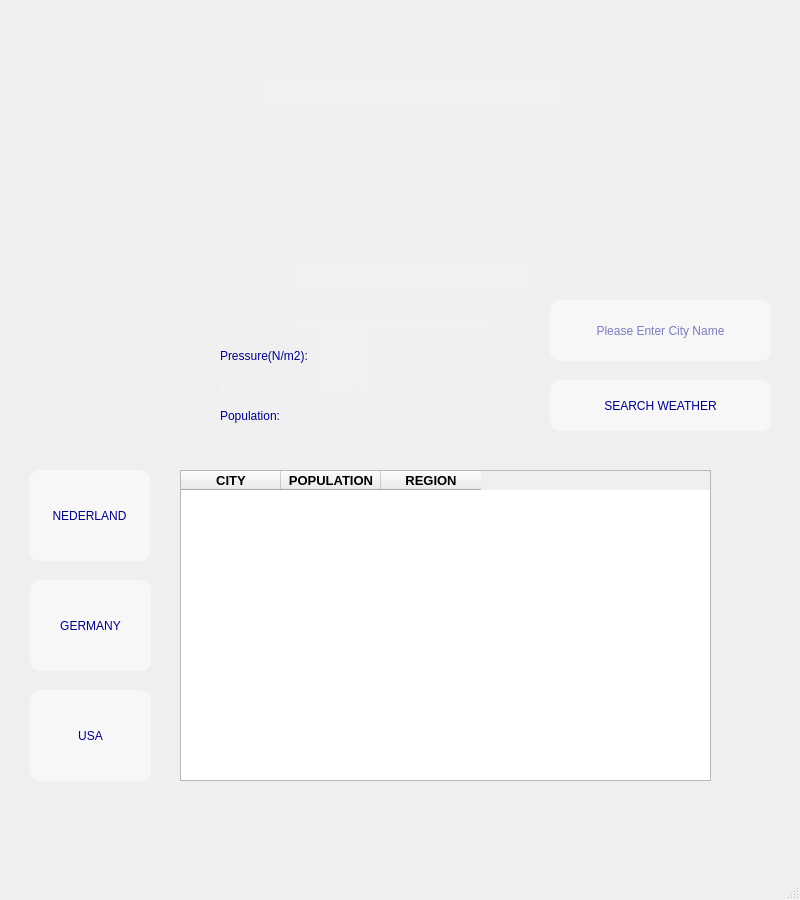
Before: the Qt Designer form weather.ui in yunusdonmez-dev/Class_3_team_3_project_3, drawn with Qt 5.
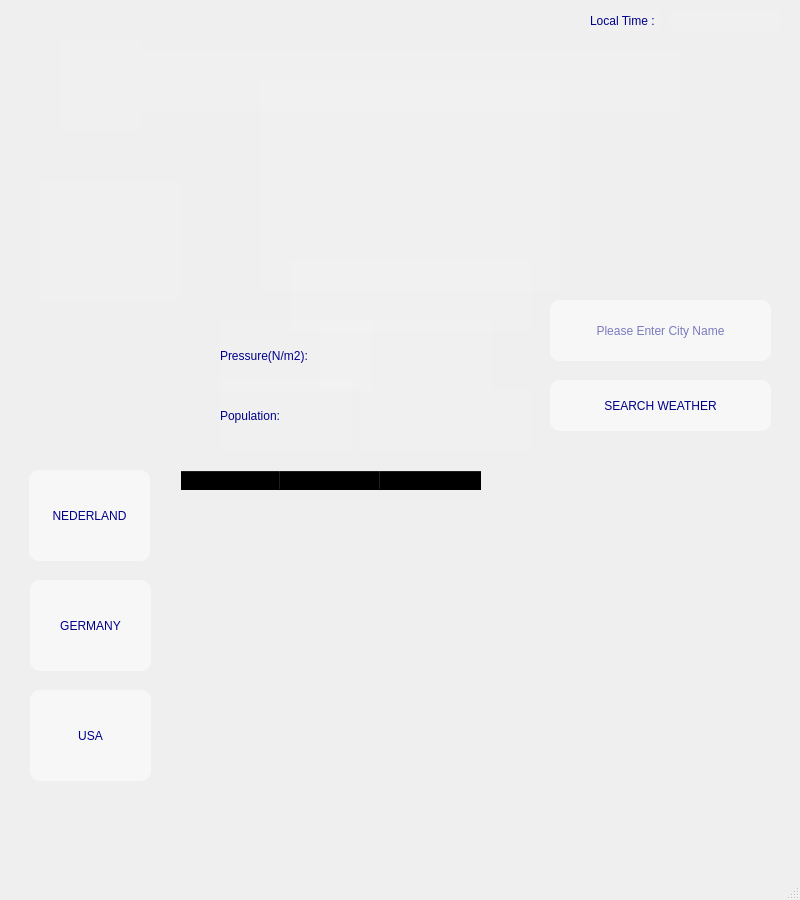
After: the same form once the commit is applied.

What changed in the file:
```diff
--- a/weather.ui
+++ b/weather.ui
@@ -92,12 +92,13 @@
      <rect>
       <x>180</x>
       <y>470</y>
-      <width>531</width>
+      <width>381</width>
       <height>311</height>
      </rect>
     </property>
     <property name="styleSheet">
-     <string notr="true">alternate-background-color: rgb(255, 255, 255, 10);</string>
+     <string notr="true">background-color: transparent;
+</string>
     </property>
     <property name="showGrid">
      <bool>false</bool>
@@ -396,6 +397,42 @@
      <string>Population:</string>
     </property>
    </widget>
+   <widget class="QLabel" name="la_time">
+    <property name="geometry">
+     <rect>
+      <x>590</x>
+      <y>10</y>
+      <width>71</width>
+      <height>21</height>
+     </rect>
+    </property>
+    <property name="styleSheet">
+     <string notr="true">background-color: rgb(255, 255, 255, 10);
+font: 75 10pt &quot;MS Shell Dlg 2&quot;;
+color: rgb(0, 0, 138);</string>
+    </property>
+    <property name="text">
+     <string>Local Time :</string>
+    </property>
+   </widget>
+   <widget class="QLabel" name="label">
+    <property name="geometry">
+     <rect>
+      <x>670</x>
+      <y>10</y>
+      <width>111</width>
+      <height>21</height>
+     </rect>
+    </property>
+    <property name="styleSheet">
+     <string notr="true">background-color: rgb(255, 255, 255, 10);
+font: 75 10pt &quot;MS Shell Dlg 2&quot;;
+color: rgb(0, 0, 138);</string>
+    </property>
+    <property name="text">
+     <string/>
+    </property>
+   </widget>
   </widget>
   <widget class="QMenuBar" name="menubar">
    <property name="geometry">
```
Left out of the diff: 2 changed lines with no effect on the pictures.
